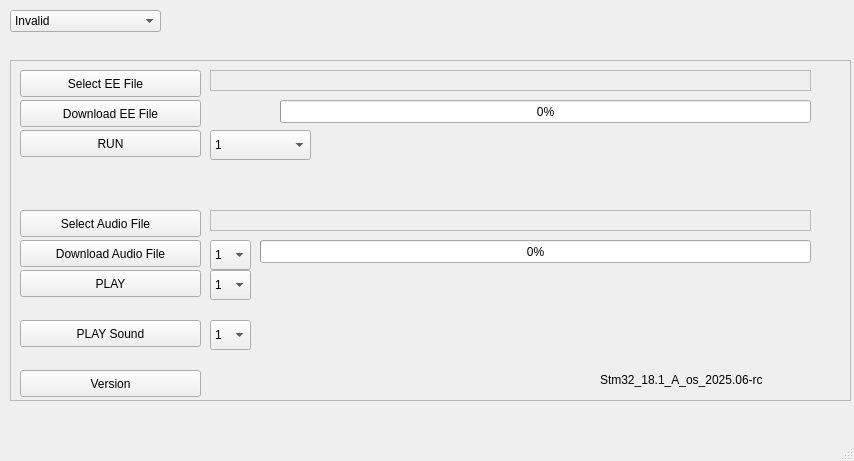
Old version of the form Qt/Nevol_DwTool/nevol_dwtool.ui in the repository shinymetal6/Nevol_Presso_Processes.
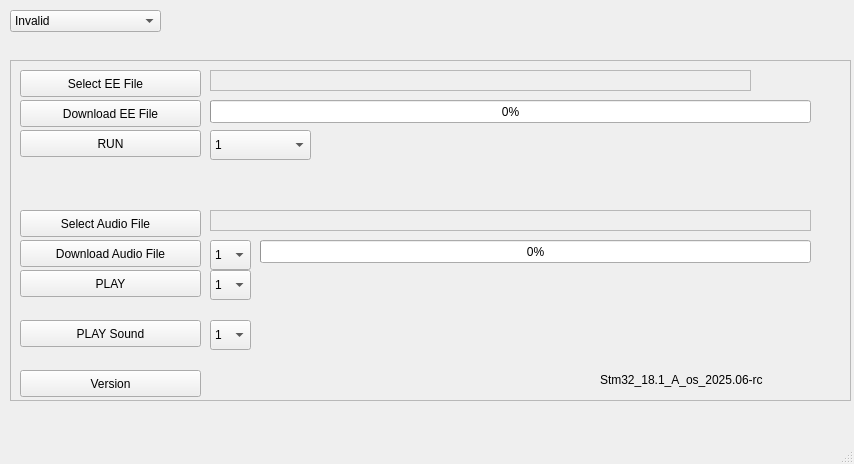
New version of the form. Icons and pictures are not drawn.

```diff
--- a/Qt/Nevol_DwTool/nevol_dwtool.ui
+++ b/Qt/Nevol_DwTool/nevol_dwtool.ui
@@ -7,7 +7,7 @@
     <x>0</x>
     <y>0</y>
     <width>854</width>
-    <height>461</height>
+    <height>464</height>
    </rect>
   </property>
   <property name="windowTitle">
@@ -276,7 +276,7 @@
       <rect>
        <x>200</x>
        <y>10</y>
-       <width>601</width>
+       <width>541</width>
        <height>21</height>
       </rect>
      </property>
@@ -293,9 +293,9 @@
     <widget class="QProgressBar" name="downloadEE_progressBar">
      <property name="geometry">
       <rect>
-       <x>270</x>
+       <x>200</x>
        <y>40</y>
-       <width>531</width>
+       <width>601</width>
        <height>23</height>
       </rect>
      </property>
@@ -581,8 +581,8 @@
     <widget class="QLabel" name="PRGNUM_label">
      <property name="geometry">
       <rect>
-       <x>200</x>
-       <y>40</y>
+       <x>750</x>
+       <y>10</y>
        <width>51</width>
        <height>19</height>
       </rect>
```
